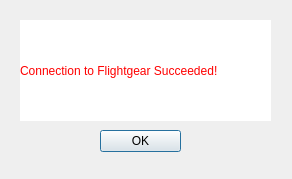
First picture: the form in FGPropagationTool/connectionsuccessdialog.ui, repository QDeltaSoft/qradiopredict, before the edit.
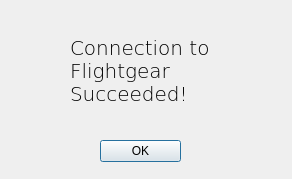
Second picture: the form after the edit. Icons and pictures are not drawn.

What changed in the file:
```diff
--- a/FGPropagationTool/connectionsuccessdialog.ui
+++ b/FGPropagationTool/connectionsuccessdialog.ui
@@ -22,16 +22,24 @@
   <widget class="QLabel" name="label">
    <property name="geometry">
     <rect>
-     <x>20</x>
+     <x>70</x>
      <y>20</y>
-     <width>251</width>
+     <width>201</width>
      <height>101</height>
     </rect>
    </property>
+   <property name="font">
+    <font>
+     <family>DejaVu Sans</family>
+     <pointsize>15</pointsize>
+     <weight>9</weight>
+     <italic>false</italic>
+     <bold>false</bold>
+    </font>
+   </property>
    <property name="styleSheet">
-    <string notr="true">font: 75 16pt &quot;DejaVu Sans&quot;;
-background-color: rgb(255, 255, 255);
-color: rgb(255, 0, 0);
+    <string notr="true">font: 75 15pt &quot;DejaVu Sans&quot;;
+color: rgb(0, 0, 0);
 </string>
    </property>
    <property name="text">
@@ -45,7 +53,7 @@
    <property name="geometry">
     <rect>
      <x>100</x>
-     <y>130</y>
+     <y>140</y>
      <width>81</width>
      <height>22</height>
     </rect>
@@ -54,6 +62,22 @@
     <string>OK</string>
    </property>
   </widget>
+  <widget class="QLabel" name="label_2">
+   <property name="geometry">
+    <rect>
+     <x>26</x>
+     <y>30</y>
+     <width>31</width>
+     <height>41</height>
+    </rect>
+   </property>
+   <property name="text">
+    <string/>
+   </property>
+   <property name="pixmap">
+    <pixmap resource="resources.qrc">:/icons/images/messagebox_info.png</pixmap>
+   </property>
+  </widget>
  </widget>
  <resources/>
  <connections>
```
Left out of the diff: 4 changed lines with no effect on the pictures.
